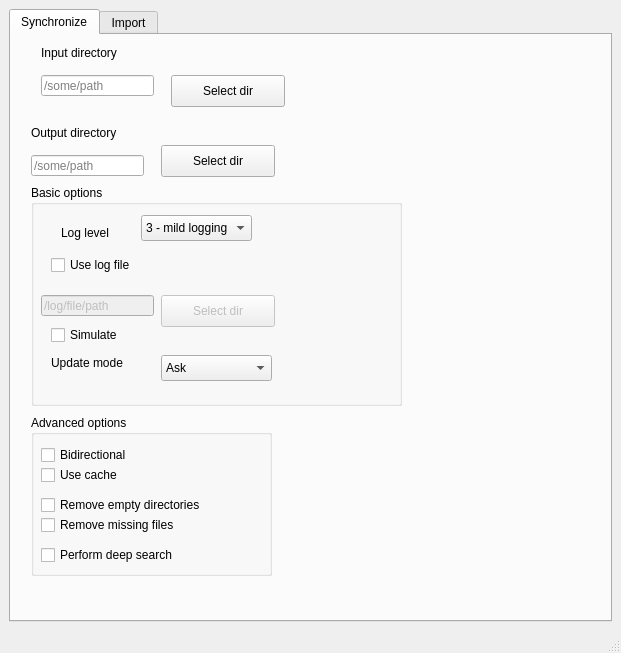
This is widgetgui/spdrguimainwindow.ui in sierdzio/spdr as Qt 5 draws it before an edit. The edited form follows.
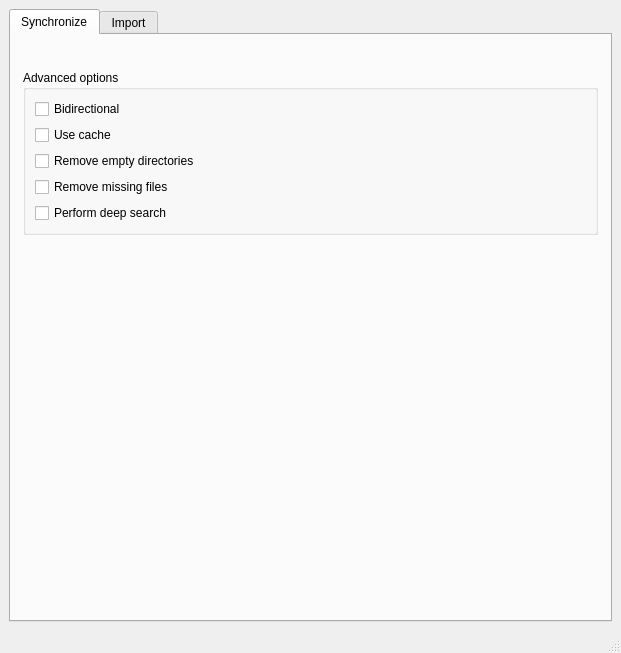
This is the edited form.

Commit message: Finalize basic UI, make it look the same for both operations. Progressbar and start buttons are still missing.

Diff of the .ui file:
```diff
--- a/widgetgui/spdrguimainwindow.ui
+++ b/widgetgui/spdrguimainwindow.ui
@@ -24,341 +24,84 @@
        <attribute name="title">
         <string>Synchronize</string>
        </attribute>
-       <widget class="QLabel" name="labelSynchronizationInput">
-        <property name="geometry">
-         <rect>
-          <x>30</x>
-          <y>10</y>
-          <width>131</width>
-          <height>16</height>
-         </rect>
+       <layout class="QGridLayout" name="gridLayoutSynchronize">
+        <property name="leftMargin">
+         <number>12</number>
         </property>
-        <property name="text">
-         <string>Input directory</string>
+        <property name="rightMargin">
+         <number>12</number>
         </property>
-       </widget>
-       <widget class="QLabel" name="labelSynchronizationOutput">
-        <property name="geometry">
-         <rect>
-          <x>20</x>
-          <y>90</y>
-          <width>131</width>
-          <height>16</height>
-         </rect>
+        <property name="bottomMargin">
+         <number>12</number>
         </property>
-        <property name="text">
-         <string>Output directory</string>
-        </property>
-       </widget>
-       <widget class="QLineEdit" name="lineEditSynchronizationInput">
-        <property name="geometry">
-         <rect>
-          <x>30</x>
-          <y>40</y>
-          <width>113</width>
-          <height>21</height>
-         </rect>
-        </property>
-        <property name="placeholderText">
-         <string>/some/path</string>
-        </property>
-       </widget>
-       <widget class="QPushButton" name="pushButtonSynchronizationInput">
-        <property name="geometry">
-         <rect>
-          <x>160</x>
-          <y>40</y>
-          <width>114</width>
-          <height>32</height>
-         </rect>
-        </property>
-        <property name="text">
-         <string>Select dir</string>
-        </property>
-       </widget>
-       <widget class="QLineEdit" name="lineEditSynchronizationOutput">
-        <property name="geometry">
-         <rect>
-          <x>20</x>
-          <y>120</y>
-          <width>113</width>
-          <height>21</height>
-         </rect>
-        </property>
-        <property name="placeholderText">
-         <string>/some/path</string>
-        </property>
-       </widget>
-       <widget class="QPushButton" name="pushButtonSynchronizationOutput">
-        <property name="geometry">
-         <rect>
-          <x>150</x>
-          <y>110</y>
-          <width>114</width>
-          <height>32</height>
-         </rect>
-        </property>
-        <property name="text">
-         <string>Select dir</string>
-        </property>
-       </widget>
-       <widget class="QGroupBox" name="groupBoxSynchronizationOptions">
-        <property name="geometry">
-         <rect>
-          <x>20</x>
-          <y>150</y>
-          <width>371</width>
-          <height>221</height>
-         </rect>
-        </property>
-        <property name="title">
-         <string>Basic options</string>
-        </property>
-        <widget class="QCheckBox" name="checkBoxSynchronizationSimulate">
-         <property name="geometry">
-          <rect>
-           <x>20</x>
-           <y>140</y>
-           <width>87</width>
-           <height>20</height>
-          </rect>
-         </property>
-         <property name="text">
-          <string>Simulate</string>
-         </property>
-        </widget>
-        <widget class="QCheckBox" name="checkBoxSynchronizationLog">
-         <property name="geometry">
-          <rect>
-           <x>20</x>
-           <y>70</y>
-           <width>111</width>
-           <height>20</height>
-          </rect>
-         </property>
-         <property name="text">
-          <string>Use log file</string>
-         </property>
-        </widget>
-        <widget class="QLineEdit" name="lineEditSynchronizationLog">
-         <property name="enabled">
-          <bool>false</bool>
-         </property>
-         <property name="geometry">
-          <rect>
-           <x>10</x>
-           <y>110</y>
-           <width>113</width>
-           <height>21</height>
-          </rect>
-         </property>
-         <property name="text">
-          <string>/log/file/path</string>
-         </property>
-         <property name="placeholderText">
-          <string>/some/path</string>
-         </property>
-        </widget>
-        <widget class="QPushButton" name="pushButtonSynchronizationLog">
-         <property name="enabled">
-          <bool>false</bool>
-         </property>
-         <property name="geometry">
-          <rect>
-           <x>130</x>
-           <y>110</y>
-           <width>114</width>
-           <height>32</height>
-          </rect>
-         </property>
-         <property name="text">
-          <string>Select dir</string>
-         </property>
-        </widget>
-        <widget class="QLabel" name="labelSynchronizeLogLevel">
-         <property name="enabled">
-          <bool>true</bool>
-         </property>
-         <property name="geometry">
-          <rect>
-           <x>30</x>
-           <y>40</y>
-           <width>91</width>
-           <height>16</height>
-          </rect>
-         </property>
-         <property name="text">
-          <string>Log level</string>
-         </property>
-        </widget>
-        <widget class="QComboBox" name="comboBoxSynchronizeLogLevel">
-         <property name="enabled">
-          <bool>true</bool>
-         </property>
-         <property name="geometry">
-          <rect>
-           <x>110</x>
-           <y>30</y>
-           <width>111</width>
-           <height>26</height>
-          </rect>
-         </property>
-         <property name="currentIndex">
-          <number>3</number>
-         </property>
-         <item>
-          <property name="text">
-           <string>0 - no logging</string>
+        <item row="0" column="0">
+         <widget class="QWidget" name="widgetBasicSynchronize" native="true">
+          <property name="minimumSize">
+           <size>
+            <width>20</width>
+            <height>20</height>
+           </size>
           </property>
-         </item>
-         <item>
-          <property name="text">
-           <string>1 - only critical errors</string>
+         </widget>
+        </item>
+        <item row="1" column="0">
+         <widget class="QGroupBox" name="groupBoxAdvancedOptions">
+          <property name="title">
+           <string>Advanced options</string>
           </property>
-         </item>
-         <item>
-          <property name="text">
-           <string>2 - only errors</string>
+          <layout class="QVBoxLayout" name="verticalLayout">
+           <item>
+            <widget class="QCheckBox" name="checkBoxBidirectional">
+             <property name="text">
+              <string>Bidirectional</string>
+             </property>
+            </widget>
+           </item>
+           <item>
+            <widget class="QCheckBox" name="checkBoxCache">
+             <property name="text">
+              <string>Use cache</string>
+             </property>
+            </widget>
+           </item>
+           <item>
+            <widget class="QCheckBox" name="checkBoxRemoveEmptyDirectiories">
+             <property name="text">
+              <string>Remove empty directories</string>
+             </property>
+            </widget>
+           </item>
+           <item>
+            <widget class="QCheckBox" name="checkBoxRemoveMissingFiles">
+             <property name="text">
+              <string>Remove missing files</string>
+             </property>
+            </widget>
+           </item>
+           <item>
+            <widget class="QCheckBox" name="checkBoxDeepSearch">
+             <property name="text">
+              <string>Perform deep search</string>
+             </property>
+            </widget>
+           </item>
+          </layout>
+         </widget>
+        </item>
+        <item row="2" column="0">
+         <spacer name="verticalSpacer">
+          <property name="orientation">
+           <enum>Qt::Vertical</enum>
           </property>
-         </item>
-         <item>
-          <property name="text">
-           <string>3 - mild logging</string>
+          <property name="sizeHint" stdset="0">
+           <size>
+            <width>20</width>
+            <height>354</height>
+           </size>
           </property>
-         </item>
-         <item>
-          <property name="text">
-           <string>4 - medium logging</string>
-          </property>
-         </item>
-         <item>
-          <property name="text">
-           <string>5 - excessive logging</string>
-          </property>
-         </item>
-         <item>
-          <property name="text">
-           <string>6 - log everything (debug output)</string>
-          </property>
-         </item>
-        </widget>
-        <widget class="QLabel" name="labelSynchronizeUpdateMode">
-         <property name="geometry">
-          <rect>
-           <x>20</x>
-           <y>170</y>
-           <width>101</width>
-           <height>16</height>
-          </rect>
-         </property>
-         <property name="text">
-          <string>Update mode</string>
-         </property>
-        </widget>
-        <widget class="QComboBox" name="comboBoxSynchronizeUpdateMode">
-         <property name="geometry">
-          <rect>
-           <x>130</x>
-           <y>170</y>
-           <width>111</width>
-           <height>26</height>
-          </rect>
-         </property>
-         <item>
-          <property name="text">
-           <string>Ask</string>
-          </property>
-         </item>
-         <item>
-          <property name="text">
-           <string>Overwrite</string>
-          </property>
-         </item>
-         <item>
-          <property name="text">
-           <string>Ignore</string>
-          </property>
-         </item>
-        </widget>
-       </widget>
-       <widget class="QGroupBox" name="groupBoxAdvancedOptions">
-        <property name="geometry">
-         <rect>
-          <x>20</x>
-          <y>380</y>
-          <width>241</width>
-          <height>161</height>
-         </rect>
-        </property>
-        <property name="title">
-         <string>Advanced options</string>
-        </property>
-        <widget class="QCheckBox" name="checkBoxDeepSearch">
-         <property name="geometry">
-          <rect>
-           <x>10</x>
-           <y>130</y>
-           <width>161</width>
-           <height>20</height>
-          </rect>
-         </property>
-         <property name="text">
-          <string>Perform deep search</string>
-         </property>
-        </widget>
-        <widget class="QCheckBox" name="checkBoxRemoveEmptyDirectiories">
-         <property name="geometry">
-          <rect>
-           <x>10</x>
-           <y>80</y>
-           <width>201</width>
-           <height>20</height>
-          </rect>
-         </property>
-         <property name="text">
-          <string>Remove empty directories</string>
-         </property>
-        </widget>
-        <widget class="QCheckBox" name="checkBoxCache">
-         <property name="geometry">
-          <rect>
-           <x>10</x>
-           <y>50</y>
-           <width>87</width>
-           <height>20</height>
-          </rect>
-         </property>
-         <property name="text">
-          <string>Use cache</string>
-         </property>
-        </widget>
-        <widget class="QCheckBox" name="checkBoxBidirectional">
-         <property name="geometry">
-          <rect>
-           <x>10</x>
-           <y>30</y>
-           <width>121</width>
-           <height>20</height>
-          </rect>
-         </property>
-         <property name="text">
-          <string>Bidirectional</string>
-         </property>
-        </widget>
-        <widget class="QCheckBox" name="checkBoxRemoveMissingFiles">
-         <property name="geometry">
-          <rect>
-           <x>10</x>
-           <y>100</y>
-           <width>161</width>
-           <height>20</height>
-          </rect>
-         </property>
-         <property name="text">
-          <string>Remove missing files</string>
-         </property>
-        </widget>
-       </widget>
+         </spacer>
+        </item>
+       </layout>
       </widget>
       <widget class="QWidget" name="tabImport">
        <attribute name="title">
```
Left out of the diff: 116 changed lines with no effect on the pictures. The commit also changes 7 other files.
